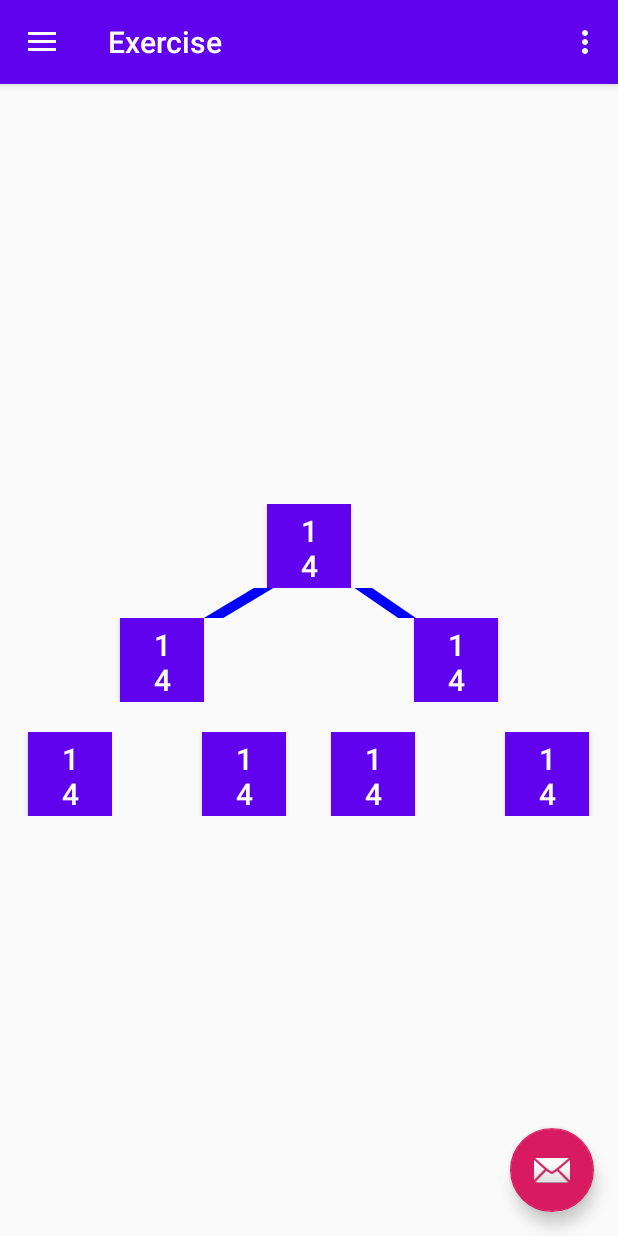
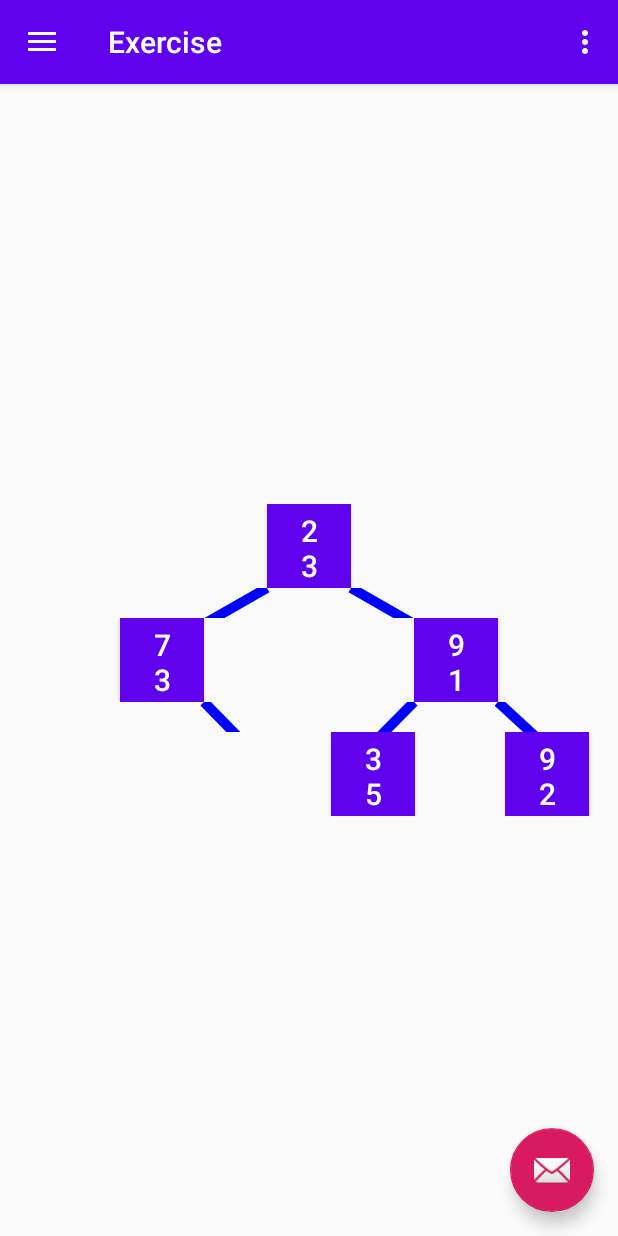
Before and after one commit to begum-yuzgulen/Laera, an Android app: the screen it shows after launch once a user with an empty profile is signed in (MainActivity), in the side drawer, after a tap on "Exercise", on a phone screen of 412 x 824 dp. Run offline under Robolectric (Android 15) with nearby library versions, the phone set to English and light mode, and no system bars; our stand-ins replace Firebase (no records; nobody signed in at launch, a user with empty details on screens opened directly), navigation-ui; 1 statement that could not run was skipped.

Commit message:
generate random binary tree and draw nodes and edges

```diff
--- a/app/src/main/java/com/yuzgulen/laera/ui/exercise/ExerciseFragment.kt
+++ b/app/src/main/java/com/yuzgulen/laera/ui/exercise/ExerciseFragment.kt
@@ -28,7 +28,7 @@ class ExerciseFragment : Fragment() {
         val startY = button1.top.toFloat()
         val stopX = button2.left.toFloat()
         val stopY = button2.bottom.toFloat()
-        canvas.setCoordinates(startX + 5,startY - 5, stopX - 5,stopY + 5)
+        canvas.setCoordinates(startX,startY, stopX,stopY)
     }
 
     private fun drawEdgeOnRight(button1: TextView, button2: TextView, canvas: CanvasView) {
@@ -36,7 +36,64 @@ class ExerciseFragment : Fragment() {
         val startY = button1.top.toFloat()
         val stopX = button2.right.toFloat()
         val stopY = textButton3.bottom.toFloat()
-        canvas.setCoordinates(startX + 5,startY - 5, stopX - 5,stopY + 5)
+        canvas.setCoordinates(startX,startY, stopX,stopY )
+    }
+
+    private fun drawRandomBinaryTree() {
+        val root = (0..99).random()
+        textButton1.text = root.toString()
+        // left sub tree
+        if ( Math.random() < 0.95) {
+            // root has left child => node2
+            val node2 = (0..99).random()
+            textButton2.text = node2.toString()
+            drawEdgeOnLeft(textButton1, textButton2, edge1)
+            if (Math.random() < 0.7) {
+                // node2 has right child => node4
+                val node4 = (0..99).random()
+                textButton4.text = node4.toString()
+                drawEdgeOnLeft(textButton2, textButton4, edge3)
+            } else {
+                textButton4.visibility = View.INVISIBLE
+                textButton5.visibility = View.INVISIBLE
+            }
+            if (Math.random() < 0.7) {
+                // node2 has right child => node3
+                val node5 = (0..99).random()
+                textButton5.text = node5.toString()
+                drawEdgeOnRight(textButton2, textButton5, edge4)
+            } else textButton5.visibility = View.INVISIBLE
+        } else {
+            textButton2.visibility = View.INVISIBLE
+            textButton4.visibility = View.INVISIBLE
+            textButton5.visibility = View.INVISIBLE
+        }
+        // right sub tree
+        if ( Math.random() < 0.95 ) {
+            // root has right child => node3
+            val node3 = (0..99).random()
+            textButton3.text = node3.toString()
+            drawEdgeOnRight(textButton1, textButton3, edge2)
+            if ( Math.random() < 0.85 ) {
+                // node3 has left child => node6
+                val node6 = (0..99).random()
+                textButton6.text = node6.toString()
+                drawEdgeOnLeft(textButton3, textButton6, edge5)
+            } else {
+                textButton6.visibility = View.INVISIBLE
+                textButton7.visibility = View.INVISIBLE
+            }
+            if ( Math.random() < 0.7 ) {
+                // node3 has right child => node7
+                val node7 = (0..99).random()
+                textButton7.text = node7.toString()
+                drawEdgeOnRight(textButton3, textButton7, edge6)
+            } else textButton7.visibility = View.INVISIBLE
+        } else {
+            textButton3.visibility = View.INVISIBLE
+            textButton6.visibility = View.INVISIBLE
+            textButton7.visibility = View.INVISIBLE
+        }
     }
 
     override fun onCreateView(
@@ -57,8 +114,7 @@ class ExerciseFragment : Fragment() {
             override fun onGlobalLayout() {
                 view.viewTreeObserver.removeOnGlobalLayoutListener(this)
 
-                drawEdgeOnLeft(textButton1, textButton2, edge1)
-                drawEdgeOnRight(textButton1, textButton3, edge2)
+                drawRandomBinaryTree()
 
             }
         })
--- a/app/src/main/res/layout/fragment_exercise.xml
+++ b/app/src/main/res/layout/fragment_exercise.xml
@@ -77,7 +77,7 @@
             android:textSize="20sp" />
     </LinearLayout>
 
-    <LinearLayout
+    <RelativeLayout
         android:layout_width="match_parent"
         android:layout_height="wrap_content"
         android:orientation="horizontal"
@@ -86,25 +86,21 @@
 
         <com.yuzgulen.laera.ui.exercise.CanvasView
             android:id="@+id/edge3"
-            android:layout_width="0dp"
-            android:layout_height="20dp"
-            android:layout_weight="1" />
+            android:layout_width="match_parent"
+            android:layout_height="20dp" />
         <com.yuzgulen.laera.ui.exercise.CanvasView
             android:id="@+id/edge4"
-            android:layout_weight="1"
-            android:layout_width="0dp"
+            android:layout_width="match_parent"
             android:layout_height="20dp" />
         <com.yuzgulen.laera.ui.exercise.CanvasView
             android:id="@+id/edge5"
-            android:layout_weight="1"
-            android:layout_width="0dp"
+            android:layout_width="match_parent"
             android:layout_height="20dp" />
         <com.yuzgulen.laera.ui.exercise.CanvasView
             android:id="@+id/edge6"
-            android:layout_weight="1"
-            android:layout_width="0dp"
+            android:layout_width="match_parent"
             android:layout_height="20dp" />
-    </LinearLayout>
+    </RelativeLayout>
 
     <LinearLayout
         android:layout_width="match_parent"
```
